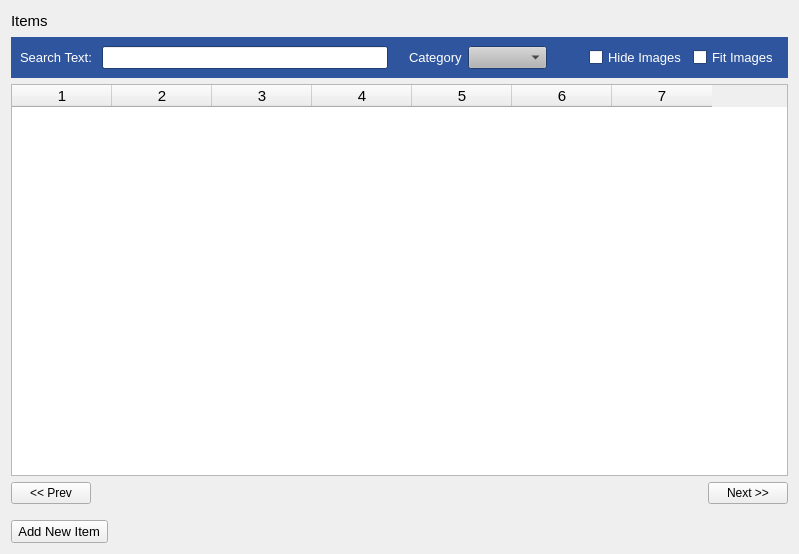
Old version of the form estorecpp/manageitems.ui in the repository Watti/estorecpp.
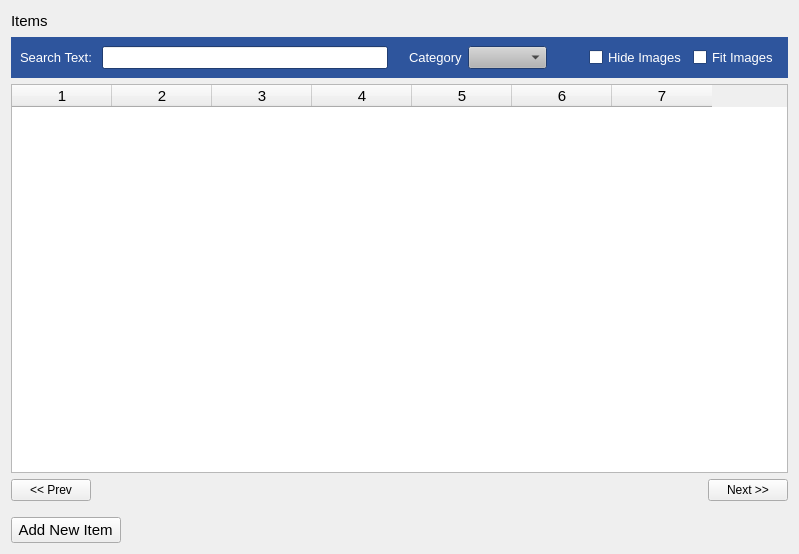
New version of the form.

The edit to the form file:
```diff
--- a/estorecpp/manageitems.ui
+++ b/estorecpp/manageitems.ui
@@ -792,7 +792,7 @@
       <widget class="QPushButton" name="addNewItemButton">
        <property name="font">
         <font>
-         <pointsize>10</pointsize>
+         <pointsize>11</pointsize>
         </font>
        </property>
        <property name="text">
```
